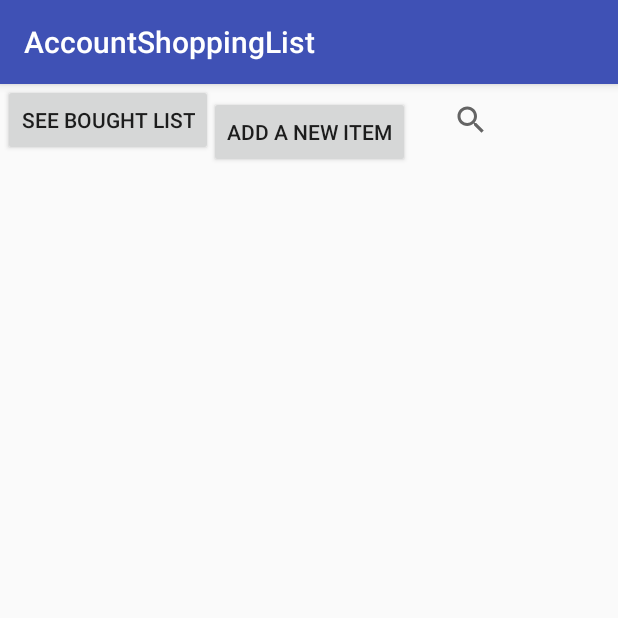
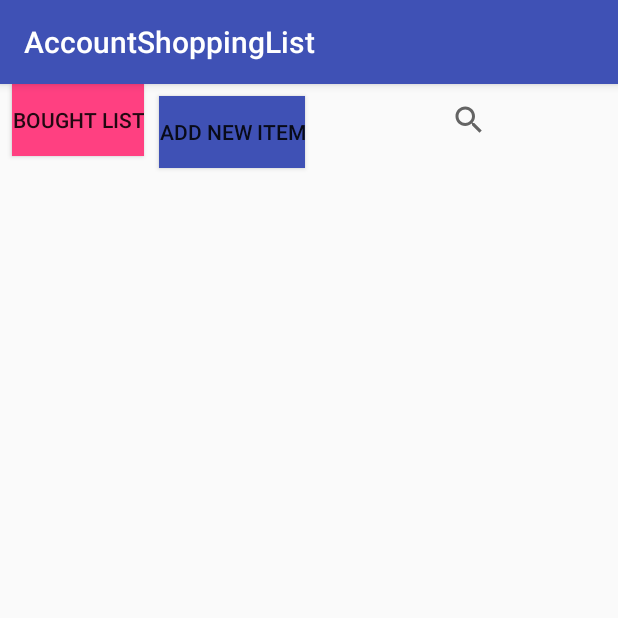
Before and after one commit to caihua2400/AccountShoppingList, an Android app: the screen it shows after launch (MainActivity), on a phone screen of 412 x 824 dp, the top half of it. Run offline under Robolectric (Android 15) with nearby library versions, the phone set to English and light mode, and no system bars.

Commit message:
neat one step

```diff
--- a/app/src/main/res/layout/activity_main.xml
+++ b/app/src/main/res/layout/activity_main.xml
@@ -21,9 +21,12 @@
         android:layout_marginEnd="8dp"
         android:layout_marginStart="8dp"
         android:layout_marginTop="8dp"
-        android:text="Add a new item"
+        android:background="@color/colorPrimary"
+
+        android:text="Add new item"
         app:layout_constraintBottom_toTopOf="@+id/list_view_main"
         app:layout_constraintEnd_toEndOf="parent"
+        app:layout_constraintHorizontal_bias="0.329"
         app:layout_constraintStart_toStartOf="parent"
         app:layout_constraintTop_toTopOf="parent" />
 
@@ -33,9 +36,10 @@
         android:layout_height="wrap_content"
         android:layout_marginEnd="8dp"
         android:layout_marginStart="8dp"
-        android:text="see bought List"
+        android:background="@color/colorAccent"
+        android:text="bought List"
         app:layout_constraintEnd_toStartOf="@+id/button_add"
-        app:layout_constraintHorizontal_bias="0.38"
+        app:layout_constraintHorizontal_bias="0.0"
         app:layout_constraintStart_toStartOf="parent"
         app:layout_constraintTop_toTopOf="parent" />
 
@@ -47,6 +51,7 @@
         android:layout_marginStart="8dp"
         android:queryHint="name"
         app:layout_constraintEnd_toEndOf="parent"
+        app:layout_constraintHorizontal_bias="0.882"
         app:layout_constraintStart_toEndOf="@+id/button_add"
         app:layout_constraintTop_toTopOf="parent" />
 
--- a/app/src/main/res/values/colors.xml
+++ b/app/src/main/res/values/colors.xml
@@ -1,6 +1,6 @@
 <?xml version="1.0" encoding="utf-8"?>
 <resources>
-    <color name="colorPrimary">#3F51B5</color>
+    <color name="colorPrimary">#3f51b5</color>
     <color name="colorPrimaryDark">#303F9F</color>
-    <color name="colorAccent">#FF4081</color>
+    <color name="colorAccent">#ff4081</color>
 </resources>
```
Also changed, not shown: app/src/main/java/com/example/owner/accountshoppinglist/MainListAdapter.java (+9 -2 lines), app/src/main/res/layout/shopping_item.xml (+4 -3 lines).
